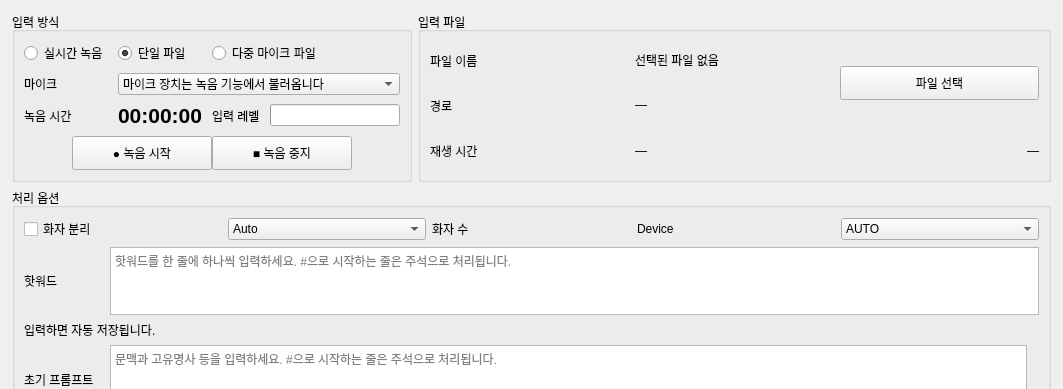
First picture: the form in gui/mainwindow.ui, repository ongre01/korean_transcriber, before the edit; both pictures show x 0 to 1063 and y 0 to 389 of the 1063 by 843 pixel window.
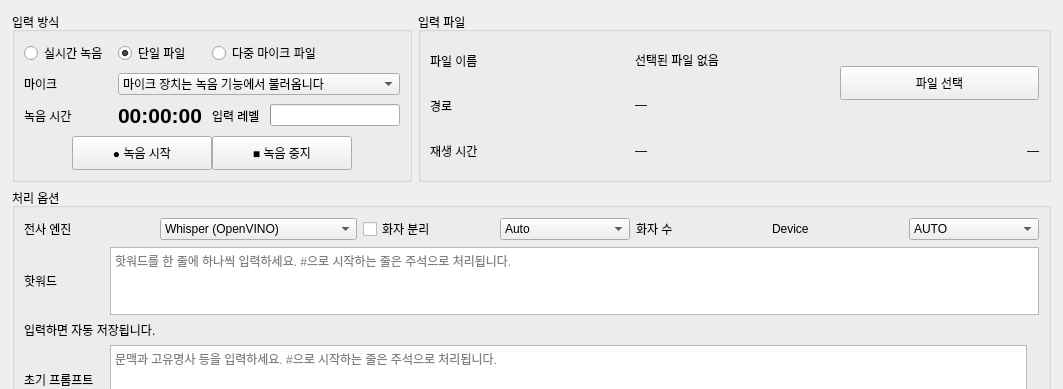
Second picture: the form after the edit.

Commit message:
feat: Add support for Nemotron transcription engine
- Introduced a new transcription engine option in the UI for Nemotron alongside Whisper.
- Updated settings management to handle Nemotron-specific configurations, including executable and model file paths.
- Enhanced the main window logic to switch between transcription engines and adjust UI elements accordingly.
- Implemented validation for Nemotron resources and ensured proper handling of settings for both engines.
- Added unit tests to verify engine selection functionality and resource validation for Nemotron.

What changed in the file:
```diff
--- a/gui/mainwindow.ui
+++ b/gui/mainwindow.ui
@@ -311,6 +311,17 @@
        </item>
        <item row="0" column="0" colspan="3">
         <layout class="QHBoxLayout" name="horizontalLayout">
+          <item>
+           <widget class="QLabel" name="transcriptionEngineLabel">
+            <property name="text"><string>전사 엔진</string></property>
+           </widget>
+          </item>
+          <item>
+           <widget class="QComboBox" name="transcriptionEngineComboBox">
+            <item><property name="text"><string>Whisper (OpenVINO)</string></property></item>
+            <item><property name="text"><string>Nemotron (NeMo-Speech.cpp)</string></property></item>
+           </widget>
+          </item>
          <item>
           <widget class="QCheckBox" name="diarizationCheckBox">
            <property name="text">
```
The commit also changes 19 other files.
